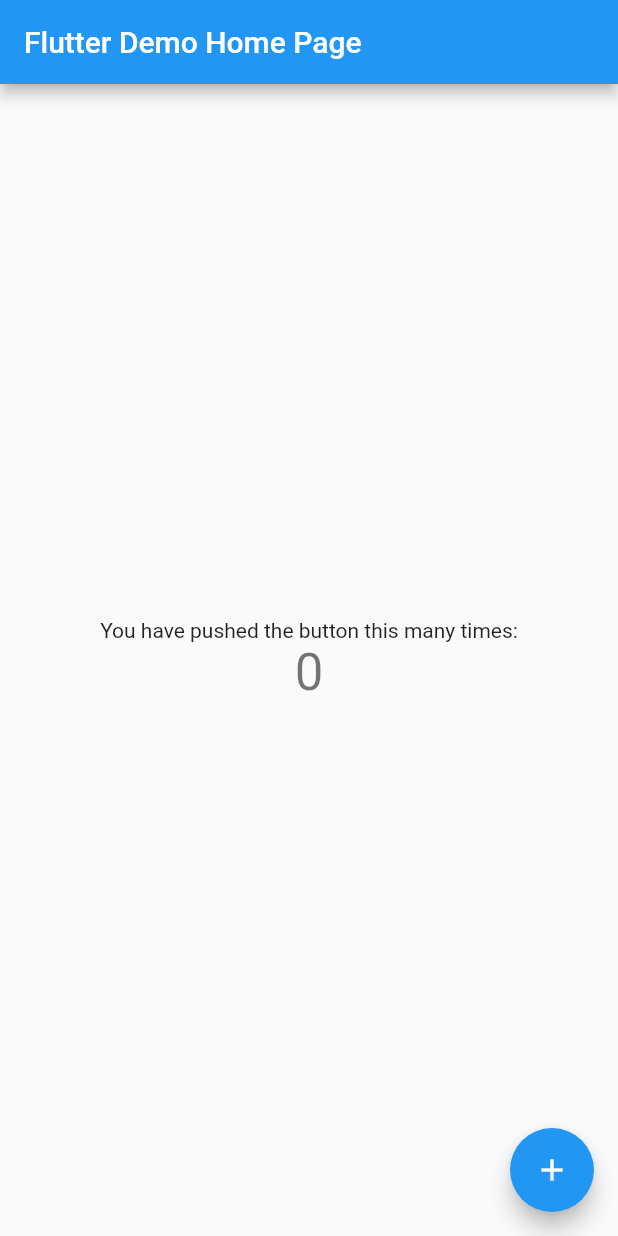
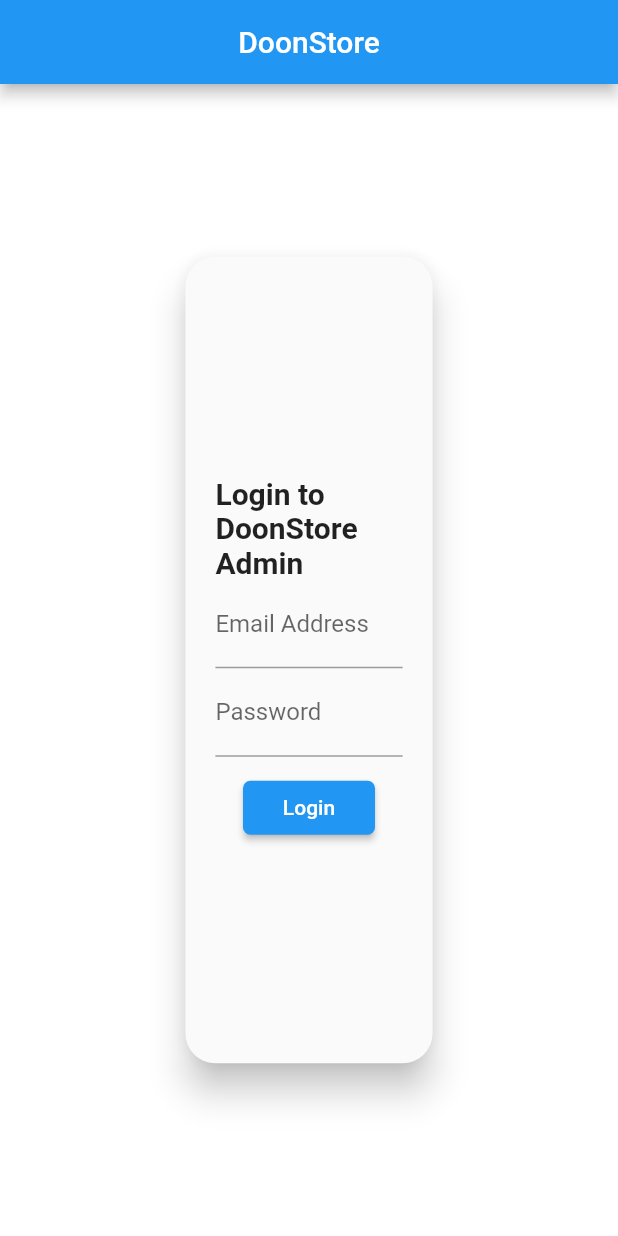
Before and after one commit to doonstore/d2shop-admin, a Flutter app: the screen it shows after launch, on a phone screen of 412 x 824 dp. Run offline on Flutter 3.47's test engine with Material 2 defaults, Android fonts, the light colour scheme and no system bars; our stand-ins replace cloud_firestore, firebase_auth, fluttertoast; accounts and stored records are empty.

Commit message:
Login Screen Added!

```diff
--- a/lib/main.dart
+++ b/lib/main.dart
@@ -1,3 +1,4 @@
+import 'package:d2shop_admin/src/services/auth_service.dart';
 import 'package:flutter/material.dart';
 
 void main() {
@@ -5,113 +6,20 @@
 }
 
 class MyApp extends StatelessWidget {
-  // This widget is the root of your application.
   @override
   Widget build(BuildContext context) {
     return MaterialApp(
-      title: 'Flutter Demo',
+      title: 'DoonStore Admin',
       theme: ThemeData(
-        // This is the theme of your application.
-        //
-        // Try running your application with "flutter run". You'll see the
-        // application has a blue toolbar. Then, without quitting the app, try
-        // changing the primarySwatch below to Colors.green and then invoke
-        // "hot reload" (press "r" in the console where you ran "flutter run",
-        // or simply save your changes to "hot reload" in a Flutter IDE).
-        // Notice that the counter didn't reset back to zero; the application
-        // is not restarted.
-        primarySwatch: Colors.blue,
-        // This makes the visual density adapt to the platform that you run
-        // the app on. For desktop platforms, the controls will be smaller and
-        // closer together (more dense) than on mobile platforms.
-        visualDensity: VisualDensity.adaptivePlatformDensity,
+        primaryColor: Colors.blue,
+        scaffoldBackgroundColor: Colors.white,
+        buttonTheme: ButtonThemeData(
+          shape: RoundedRectangleBorder(
+            borderRadius: BorderRadius.circular(5),
+          ),
+        ),
       ),
-      home: MyHomePage(title: 'Flutter Demo Home Page'),
+      home: AuthService().handleAuth(),
     );
   }
 }
-
-class MyHomePage extends StatefulWidget {
-  MyHomePage({Key key, this.title}) : super(key: key);
-
-  // This widget is the home page of your application. It is stateful, meaning
-  // that it has a State object (defined below) that contains fields that affect
-  // how it looks.
-
-  // This class is the configuration for the state. It holds the values (in this
-  // case the title) provided by the parent (in this case the App widget) and
-  // used by the build method of the State. Fields in a Widget subclass are
-  // always marked "final".
-
-  final String title;
-
-  @override
-  _MyHomePageState createState() => _MyHomePageState();
-}
-
-class _MyHomePageState extends State<MyHomePage> {
-  int _counter = 0;
-
-  void _incrementCounter() {
-    setState(() {
-      // This call to setState tells the Flutter framework that something has
-      // changed in this State, which causes it to rerun the build method below
-      // so that the display can reflect the updated values. If we changed
-      // _counter without calling setState(), then the build method would not be
-      // called again, and so nothing would appear to happen.
-      _counter++;
-    });
-  }
-
-  @override
-  Widget build(BuildContext context) {
-    // This method is rerun every time setState is called, for instance as done
-    // by the _incrementCounter method above.
-    //
-    // The Flutter framework has been optimized to make rerunning build methods
-    // fast, so that you can just rebuild anything that needs updating rather
-    // than having to individually change instances of widgets.
-    return Scaffold(
-      appBar: AppBar(
-        // Here we take the value from the MyHomePage object that was created by
-        // the App.build method, and use it to set our appbar title.
-        title: Text(widget.title),
-      ),
-      body: Center(
-        // Center is a layout widget. It takes a single child and positions it
-        // in the middle of the parent.
-        child: Column(
-          // Column is also a layout widget. It takes a list of children and
-          // arranges them vertically. By default, it sizes itself to fit its
-          // children horizontally, and tries to be as tall as its parent.
-          //
-          // Invoke "debug painting" (press "p" in the console, choose the
-          // "Toggle Debug Paint" action from the Flutter Inspector in Android
-          // Studio, or the "Toggle Debug Paint" command in Visual Studio Code)
-          // to see the wireframe for each widget.
-          //
-          // Column has various properties to control how it sizes itself and
-          // how it positions its children. Here we use mainAxisAlignment to
-          // center the children vertically; the main axis here is the vertical
-          // axis because Columns are vertical (the cross axis would be
-          // horizontal).
-          mainAxisAlignment: MainAxisAlignment.center,
-          children: <Widget>[
-            Text(
-              'You have pushed the button this many times:',
-            ),
-            Text(
-              '$_counter',
-              style: Theme.of(context).textTheme.headline4,
-            ),
-          ],
-        ),
-      ),
-      floatingActionButton: FloatingActionButton(
-        onPressed: _incrementCounter,
-        tooltip: 'Increment',
-        child: Icon(Icons.add),
-      ), // This trailing comma makes auto-formatting nicer for build methods.
-    );
-  }
-}
--- /dev/null
+++ b/lib/src/login_screen.dart
@@ -0,0 +1,87 @@
+import 'package:d2shop_admin/src/services/auth_service.dart';
+import 'package:flutter/material.dart';
+
+class LoginPage extends StatefulWidget {
+  @override
+  _LoginPageState createState() => _LoginPageState();
+}
+
+class _LoginPageState extends State<LoginPage> {
+  final GlobalKey<FormState> _formKey = GlobalKey<FormState>();
+
+  String _email, _pass;
+
+  submit() {
+    if (_formKey.currentState.validate()) {
+      _formKey.currentState.save();
+
+      AuthService().login(_email, _pass);
+    }
+  }
+
+  @override
+  Widget build(BuildContext context) {
+    return Scaffold(
+      appBar: AppBar(
+        title: Text('DoonStore'),
+        centerTitle: true,
+      ),
+      body: Center(
+        child: FractionallySizedBox(
+          widthFactor: 0.4,
+          heightFactor: 0.7,
+          child: Material(
+            elevation: 10,
+            borderRadius: BorderRadius.circular(20),
+            animationDuration: Duration(milliseconds: 300),
+            child: Padding(
+              padding: const EdgeInsets.all(20.0),
+              child: Form(
+                key: _formKey,
+                child: Column(
+                  crossAxisAlignment: CrossAxisAlignment.center,
+                  mainAxisAlignment: MainAxisAlignment.center,
+                  children: [
+                    Text(
+                      "Login to DoonStore Admin",
+                      style:
+                          TextStyle(fontSize: 20, fontWeight: FontWeight.bold),
+                    ),
+                    TextFormField(
+                      decoration: InputDecoration(
+                        labelText: 'Email Address',
+                      ),
+                      keyboardType: TextInputType.emailAddress,
+                      validator: (value) => !value.contains('.com')
+                          ? 'Please enter a valid email address.'
+                          : null,
+                      onSaved: (newValue) => _email = newValue.trim(),
+                    ),
+                    TextFormField(
+                      decoration: InputDecoration(
+                        labelText: 'Password',
+                      ),
+                      obscureText: true,
+                      keyboardType: TextInputType.visiblePassword,
+                      validator: (value) => value.isEmpty
+                          ? 'Please enter a valid password.'
+                          : null,
+                      onSaved: (newValue) => _pass = newValue.trim(),
+                    ),
+                    SizedBox(height: 10),
+                    MaterialButton(
+                      onPressed: submit,
+                      child: Text('Login'),
+                      color: Colors.blue,
+                      textColor: Colors.white,
+                    ),
+                  ],
+                ),
+              ),
+            ),
+          ),
+        ),
+      ),
+    );
+  }
+}
--- /dev/null
+++ b/lib/src/services/auth_service.dart
@@ -0,0 +1,52 @@
+import 'package:d2shop_admin/src/homepage.dart';
+import 'package:d2shop_admin/src/login_screen.dart';
+import 'package:d2shop_admin/src/services/firestore_services.dart';
+import 'package:firebase_auth/firebase_auth.dart';
+import 'package:flutter/material.dart';
+import 'package:fluttertoast/fluttertoast.dart';
+
+class AuthService {
+  final FirebaseAuth _auth = FirebaseAuth.instance;
+
+  Future<void> signup(String email, String password) async {
+    try {
+      final AuthResult result = await _auth.createUserWithEmailAndPassword(
+          email: email, password: password);
+      if (result != null) {
+        await FirestoreServices().saveData(result.user);
+      }
+    } catch (e) {
+      Fluttertoast.showToast(
+        msg: e.toString(),
+        webBgColor: "#000",
+        toastLength: Toast.LENGTH_LONG,
+        gravity: ToastGravity.CENTER,
+      );
+    }
+  }
+
+  login(String email, String password) async {
+    try {
+      await _auth.signInWithEmailAndPassword(email: email, password: password);
+    } catch (e) {
+      Fluttertoast.showToast(
+        msg: e.toString(),
+        webBgColor: "#000",
+        toastLength: Toast.LENGTH_LONG,
+        gravity: ToastGravity.CENTER,
+      );
+    }
+  }
+
+  handleAuth() {
+    return StreamBuilder(
+      stream: _auth.onAuthStateChanged,
+      builder: (context, snapshot) {
+        if (snapshot.hasData)
+          return HomePage();
+        else
+          return LoginPage();
+      },
+    );
+  }
+}
--- /dev/null
+++ b/lib/src/services/firestore_services.dart
@@ -0,0 +1,13 @@
+import 'package:cloud_firestore/cloud_firestore.dart';
+import 'package:firebase_auth/firebase_auth.dart';
+
+final Firestore _firestore = Firestore.instance;
+final CollectionReference adminRef = _firestore.collection('admins');
+
+class FirestoreServices {
+  saveData(FirebaseUser firebaseUser) {
+    adminRef
+        .document(firebaseUser.email)
+        .setData({'email': firebaseUser.email, 'name': ''});
+  }
+}
--- a/pubspec.yaml
+++ b/pubspec.yaml
@@ -23,11 +23,15 @@
 dependencies:
   flutter:
     sdk: flutter
+  firebase_auth_web: ^0.1.3+1
+  fluttertoast: ^7.0.2
+  cloud_firestore: ^0.13.7
 
 
   # The following adds the Cupertino Icons font to your application.
   # Use with the CupertinoIcons class for iOS style icons.
   cupertino_icons: ^0.1.3
+  firebase_auth: ^0.16.1
 
 dev_dependencies:
   flutter_test:
```
Also changed, not shown: lib/src/homepage.dart (added, +12 -0 lines), pubspec.lock, 1 other file.
